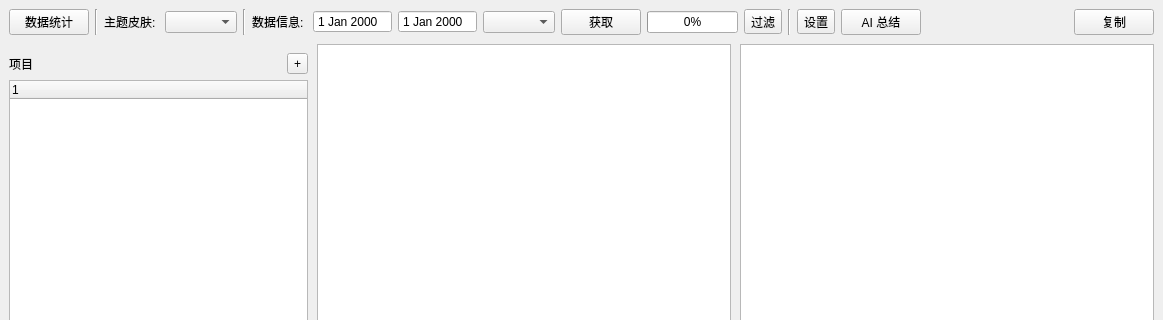
Above: src/views/home/home.ui from Hunlongyu/work_report before the change; both pictures show x 0 to 1163 and y 0 to 320 of the 1163 by 691 pixel window. Below: the same form after it.
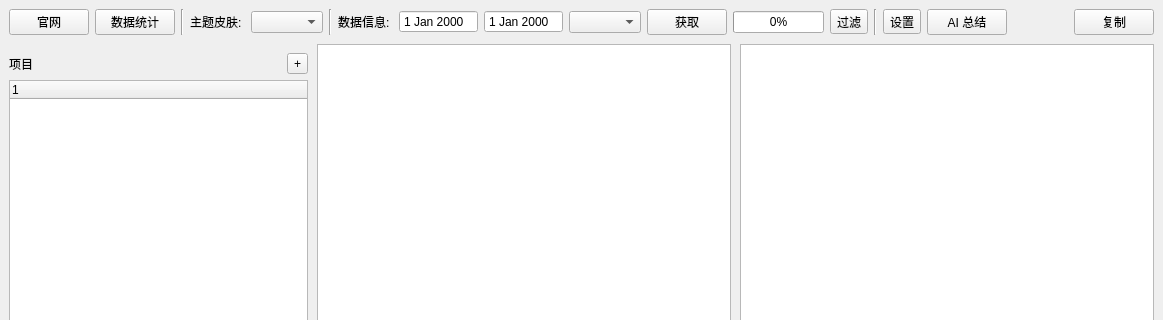
That is the form after the change.

Commit message:
feat(home): 添加官网链接按钮并更新界面布局
- 在首页添加官网链接按钮，实现一键跳转至项目主页
- 更新 README 中的截图链接，替换为有效的图片地址
- 调整首页界面布局，为新增的官网按钮预留位置

Patch:
```diff
--- a/src/views/home/home.ui
+++ b/src/views/home/home.ui
@@ -351,6 +351,13 @@
         </property>
        </widget>
       </item>
+      <item row="0" column="0">
+       <widget class="QPushButton" name="btn_homepage">
+        <property name="text">
+         <string>官网</string>
+        </property>
+       </widget>
+      </item>
      </layout>
     </widget>
    </item>
```
The commit also changes 8 other files.
